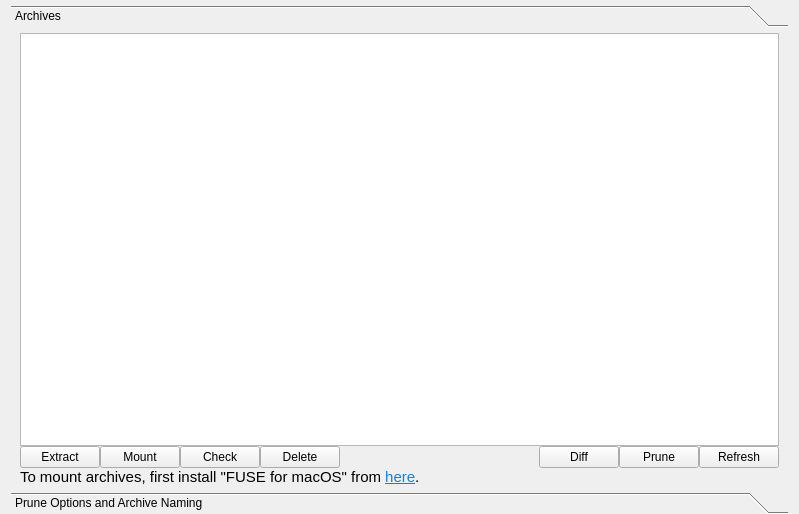
Qt form src/vorta/assets/UI/archivetab.ui (borgbase/vorta) before a commit.
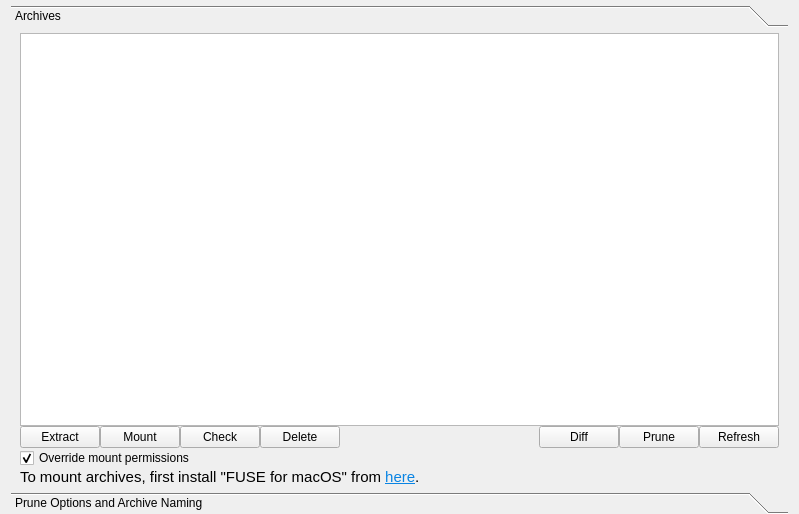
The same form after that commit.

Commit message: Add mount override checkbox

Patch:
```diff
--- a/src/vorta/assets/UI/archivetab.ui
+++ b/src/vorta/assets/UI/archivetab.ui
@@ -178,6 +178,16 @@
          </item>
         </layout>
        </item>
+       <item>
+        <widget class="QCheckBox" name="overrideMountOpts">
+         <property name="text">
+          <string>Override mount permissions</string>
+         </property>
+         <property name="checked">
+          <bool>true</bool>
+         </property>
+        </widget>
+       </item>
        <item>
         <widget class="QLabel" name="mountErrors">
          <property name="enabled">
```
